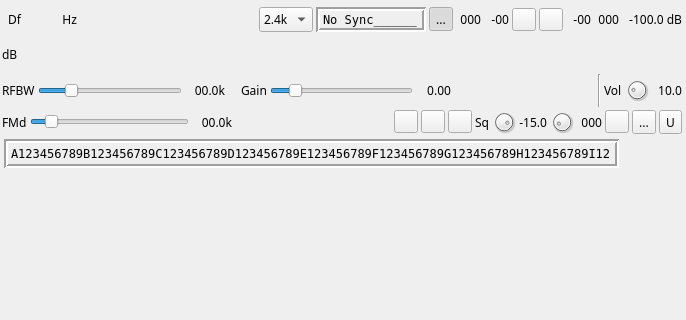
f4exb/sdrangel, file plugins/channelrx/demoddsd/dsddemodgui.ui: the form before one commit; both pictures show x 0 to 686 and y 0 to 320 of the 686 by 841 pixel window.
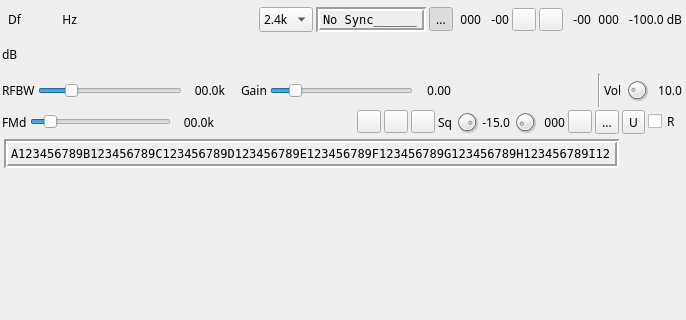
The form after the commit. Icons and pictures are not drawn. Custom widgets are drawn as their Qt base class.

Diff of the .ui file:
```diff
--- a/plugins/channelrx/demoddsd/dsddemodgui.ui
+++ b/plugins/channelrx/demoddsd/dsddemodgui.ui
@@ -867,6 +867,16 @@
         </property>
        </widget>
       </item>
+      <item>
+       <widget class="QCheckBox" name="useRTP">
+        <property name="toolTip">
+         <string>Use RTP protocol for audio copy to UDP</string>
+        </property>
+        <property name="text">
+         <string>R</string>
+        </property>
+       </widget>
+      </item>
      </layout>
     </item>
     <item>
```
